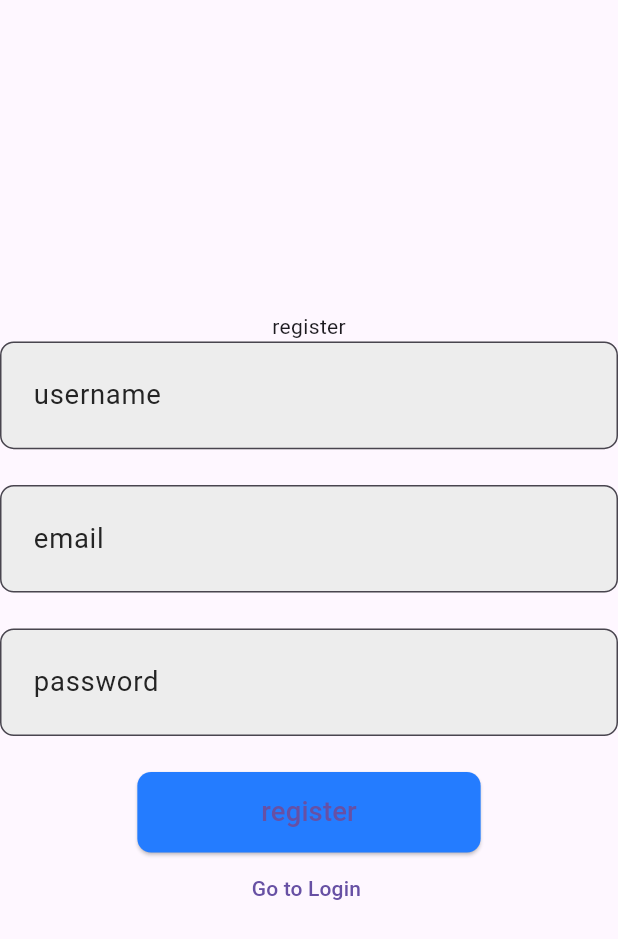
After one commit to habibagamal23/Ecomme, a Flutter app: the RegisterScreen screen opened by its route, on a phone screen of 412 x 824 dp. The commit adds this screen. Shown: the top 939 px of the screen. Run offline on Flutter 3.47's test engine with Material 3 defaults, Android fonts, the phone set to English and light mode, and no system bars; our stand-ins replace awesome_dialog, bloc, dio, flutter_bloc, flutter_screenutil, flutter_spinkit and 3 more.

Commit message:
add register

```diff
--- a/lib/core/network/Api_constant.dart
+++ b/lib/core/network/Api_constant.dart
@@ -1,5 +1,6 @@
 class ApiConstants {
   static const String apiBaseUrl = "https://dummyjson.com/";
   static const String login = "auth/login";
+  static const String register = "users/add";
   static const String categoryList = "products/category-list";
 }
--- a/lib/core/route/approuter.dart
+++ b/lib/core/route/approuter.dart
@@ -1,3 +1,4 @@
+import 'package:ecomm59/featuers/register/ui/screens/RegisterScreen.dart';
 import 'package:go_router/go_router.dart';
 
 import '../../featuers/login/ui/screens/loginScreen.dart';
@@ -6,6 +7,7 @@ class ConstantRouter {
   static const String homepath = "/home";
   static const String splash = "/";
   static const String loginscreen = "/login";
+  static const String registerscreen = "/register";
 }
 
 class AppRouter {
@@ -18,5 +20,12 @@ class AppRouter {
         return const LoginScreen();
       },
     ),
+    //rgister
+    GoRoute(
+      path: ConstantRouter.registerscreen,
+      builder: (context, state) {
+        return const RegisterScreen();
+      },
+    ),
   ]);
 }
--- a/lib/featuers/login/ui/widgets/ButtonConsumer.dart
+++ b/lib/featuers/login/ui/widgets/ButtonConsumer.dart
@@ -4,7 +4,7 @@ import 'package:flutter_bloc/flutter_bloc.dart';
 
 import '../../../../core/widgets/CustomButton.dart';
 import '../../../../core/widgets/dialog.dart';
-import 'Loading_widget.dart';
+import '../../../../core/widgets/Loading_widget.dart';
 
 class LoginButtonconsumer extends StatelessWidget {
   const LoginButtonconsumer({super.key});
--- /dev/null
+++ b/lib/featuers/register/data/models/RegisterRequestModel.dart
@@ -0,0 +1,11 @@
+class RegisterRequestModel {
+  final String firstName;
+  final String email;
+  final String password;
+  RegisterRequestModel(this.firstName, this.email, this.password);
+  Map<String, dynamic> toJson() => {
+    'firstName': firstName,
+    'email': email,
+    'password': password,
+  };
+}
--- /dev/null
+++ b/lib/featuers/register/data/models/RegisterResponseModel.dart
@@ -0,0 +1,16 @@
+class RegisterResponseModel {
+  final int? id;
+  final String? firstName;
+  final String? lastName;
+  final int? age;
+
+  RegisterResponseModel({  this.firstName,  this.lastName, this.age,this.id});
+
+  factory RegisterResponseModel.fromJson(Map<String, dynamic> json) {
+    return RegisterResponseModel(
+      id: json['id']as int?,
+      firstName: json['firstName'] as String?,
+      lastName: json['lastName'] as String?,
+      age: json['age']  as int?,
+    );
+  }}
--- /dev/null
+++ b/lib/featuers/register/data/repo/RegisterRepository.dart
@@ -0,0 +1,10 @@
+import 'package:ecomm59/core/network/ApiResult.dart';
+import 'package:ecomm59/featuers/login/data/models/LoginResponseModel.dart';
+
+import '../models/RegisterRequestModel.dart';
+import '../models/RegisterResponseModel.dart';
+
+abstract class RegisterRepository {
+  Future<ApiResult<RegisterResponseModel>> registerUser({required RegisterRequestModel registerRequestBody});
+
+}
--- /dev/null
+++ b/lib/featuers/register/logic/register_cubit.dart
@@ -0,0 +1,44 @@
+import 'package:bloc/bloc.dart';
+import 'package:ecomm59/featuers/login/data/models/LoginRequstBodyModel.dart';
+import 'package:ecomm59/featuers/login/data/repo/LoginRepostiry.dart';
+import 'package:flutter/cupertino.dart';
+import 'package:meta/meta.dart';
+
+import '../data/models/RegisterRequestModel.dart';
+import '../data/models/RegisterResponseModel.dart';
+import '../data/repo/RegisterRepository.dart';
+
+part 'register_state.dart';
+class RegisterCubit extends Cubit<RegisterState> {
+  RegisterCubit(this.registerRepository) : super(RegisterInitial());
+  RegisterRepository registerRepository;
+  TextEditingController userNameController =TextEditingController();
+  TextEditingController emailController =TextEditingController();
+  TextEditingController passwordController =TextEditingController();
+  GlobalKey<FormState> formKey= GlobalKey<FormState>();
+
+
+  Future register()async{
+    emit(RegisterLoading());
+    if(!formKey.currentState!.validate())return;
+
+
+    try{
+      RegisterRequestModel registerRequestBody = RegisterRequestModel(userNameController.text,
+          emailController.text, passwordController.text);
+      final result= await registerRepository.registerUser(registerRequestBody: registerRequestBody);
+      if(result.isSuccess){
+        emit(RegisterSuccess(result.data!));
+      }else{
+        emit(RegisterError(result.error!));
+      }
+    }catch(e){
+
+      emit(RegisterError(e.toString()));
+    }
+
+
+  }
+
+
+}
--- /dev/null
+++ b/lib/featuers/register/logic/register_state.dart
@@ -0,0 +1,18 @@
+part of 'register_cubit.dart';
+
+@immutable
+sealed class RegisterState {}
+
+final class RegisterInitial extends RegisterState {}
+
+final class RegisterLoading extends RegisterState {}
+
+final class RegisterSuccess extends RegisterState {
+  final RegisterResponseModel data;
+  RegisterSuccess(this.data);
+}
+
+final class RegisterError extends RegisterState {
+  final String error;
+  RegisterError(this.error);
+}
--- /dev/null
+++ b/lib/featuers/register/ui/screens/RegisterScreen.dart
@@ -0,0 +1,26 @@
+import 'package:ecomm59/featuers/login/ui/widgets/formUserNameAndPass.dart';
+import 'package:flutter/material.dart';
+
+import '../widgets/RegisterButton.dart';
+import '../widgets/RegisterForm.dart';
+import '../widgets/haveAcc.dart';
+
+class RegisterScreen extends StatelessWidget {
+  const RegisterScreen({super.key});
+
+  @override
+  Widget build(BuildContext context) {
+    return const Scaffold(
+      body: Column(
+        mainAxisAlignment: MainAxisAlignment.center,
+        crossAxisAlignment: CrossAxisAlignment.center,
+        children: [
+          Text("register"),
+          RegisterForm(),
+          RegisterButton(),
+          Haveacc()
+        ],
+      ),
+    );
+  }
+}
--- /dev/null
+++ b/lib/featuers/register/ui/widgets/RegisterButton.dart
@@ -0,0 +1,42 @@
+import 'package:ecomm59/featuers/login/logic/login_cubit.dart';
+import 'package:flutter/material.dart';
+import 'package:flutter_bloc/flutter_bloc.dart';
+
+import '../../../../core/widgets/CustomButton.dart';
+import '../../../../core/widgets/Loading_widget.dart';
+import '../../../../core/widgets/dialog.dart';
+import '../../logic/register_cubit.dart';
+
+class RegisterButton extends StatelessWidget {
+  const RegisterButton({super.key});
+
+  @override
+  Widget build(BuildContext context) {
+    return BlocConsumer<RegisterCubit, RegisterState>(
+        builder: (context, state) {
+      if (state is RegisterLoading) {
+        return const PrettyLoadingWidget();
+      }
+      return CustomButton(
+          text: "register",
+          onPressed: () {
+            context.read<RegisterCubit>().register();
+          });
+    }, listener: (context, state) {
+      if (state is RegisterSuccess) {
+        return DialogManager.showSuccessDialog(
+            context: context,
+            title: "Register success",
+            description: "welcome ${state.data.firstName}",
+            onPress: () {});
+      }
+      if (state is RegisterError) {
+        return DialogManager.showErrorDialog(
+            context: context,
+            title: "Register error",
+            description: state.error,
+            onPress: () {});
+      }
+    });
+  }
+}
--- /dev/null
+++ b/lib/featuers/register/ui/widgets/RegisterForm.dart
@@ -0,0 +1,43 @@
+import 'package:ecomm59/featuers/login/logic/login_cubit.dart';
+import 'package:flutter/material.dart';
+import 'package:flutter_bloc/flutter_bloc.dart';
+import 'package:flutter_screenutil/flutter_screenutil.dart';
+
+import '../../../../core/widgets/CustomFormTextField.dart';
+import '../../logic/register_cubit.dart';
+
+class RegisterForm extends StatelessWidget {
+  const RegisterForm({super.key});
+
+  @override
+  Widget build(BuildContext context) {
+    final cubit = context.read<RegisterCubit>();
+    return Form(
+        key: cubit.formKey,
+        child: Column(
+          children: [
+            CustomFormTextField(
+                hintText: "username",
+                labelText: "username",
+                controller: cubit.userNameController),
+            SizedBox(
+              height: 20.h,
+            ),
+            CustomFormTextField(
+                hintText: "email",
+                labelText: "email",
+                controller: cubit.emailController),
+            SizedBox(
+              height: 20.h,
+            ),
+            CustomFormTextField(
+                hintText: "password",
+                labelText: "password",
+                controller: cubit.passwordController),
+            SizedBox(
+              height: 20.h,
+            )
+          ],
+        ));
+  }
+}
--- /dev/null
+++ b/lib/featuers/register/ui/widgets/haveAcc.dart
@@ -0,0 +1,17 @@
+import 'package:flutter/material.dart';
+import 'package:go_router/go_router.dart';
+
+import '../../../../core/route/approuter.dart';
+
+class Haveacc extends StatelessWidget {
+  const Haveacc({super.key});
+
+  @override
+  Widget build(BuildContext context) {
+    return TextButton(
+        onPressed: () {
+          context.push(ConstantRouter.loginscreen);
+        },
+        child: Text("Go to Login "));
+  }
+}
--- a/lib/main.dart
+++ b/lib/main.dart
@@ -6,13 +6,16 @@ import 'package:flutter_bloc/flutter_bloc.dart';
 
 import 'core/Di/di.dart';
 import 'core/network/dio_network/DoiService.dart';
+import 'featuers/register/logic/register_cubit.dart';
 import 'myApp.dart';
 
 void main() async {
   WidgetsFlutterBinding.ensureInitialized();
   setGetit();
   runApp(MultiBlocProvider(
-    providers: [BlocProvider(create: (context) => getit<LoginCubit>())],
+    providers: [
+      BlocProvider(create: (context) => getit<LoginCubit>()),
+      BlocProvider(create: (context)=>getit<RegisterCubit>())],
     child: const MyApp(),
   ));
 }
```
Also changed, not shown: lib/core/Di/di.dart (+11 -2 lines), lib/featuers/login/ui/screens/loginScreen.dart (+10 -5 lines), lib/featuers/login/ui/widgets/donthaveAcc.dart (added, +17 -0 lines), lib/featuers/register/data/repo/RegisterRepositoryImpl.dart (added, +20 -0 lines), lib/core/widgets/Loading_widget.dart (renamed from lib/featuers/login/ui/widgets/Loading_widget.dart).
